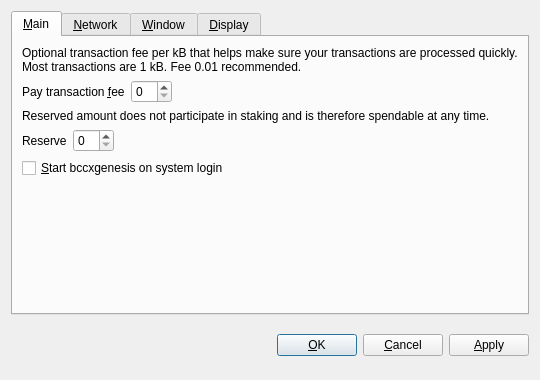
Above: src/qt/forms/optionsdialog.ui from 5erendipity/BlockChainCoinX before the change. Below: the same form after it.
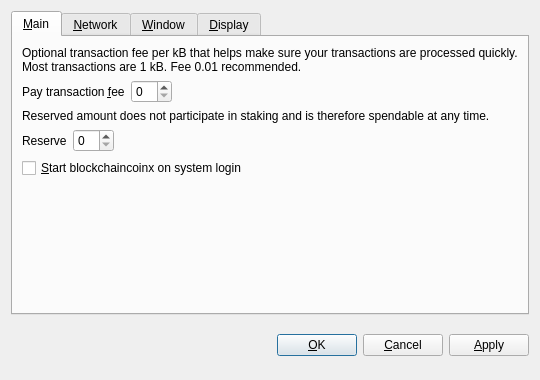
That is the form after the change. Custom widgets are drawn as their Qt base class.

The edit to the form file:
```diff
--- a/src/qt/forms/optionsdialog.ui
+++ b/src/qt/forms/optionsdialog.ui
@@ -129,7 +129,7 @@
           <string>Automatically start bccxgenesis after logging in to the system.</string>
          </property>
          <property name="text">
-          <string>&amp;Start bccxgenesis on system login</string>
+          <string>&amp;Start blockchaincoinx on system login</string>
          </property>
         </widget>
        </item>
```
Left out of the diff: 10 changed lines with no effect on the pictures.
